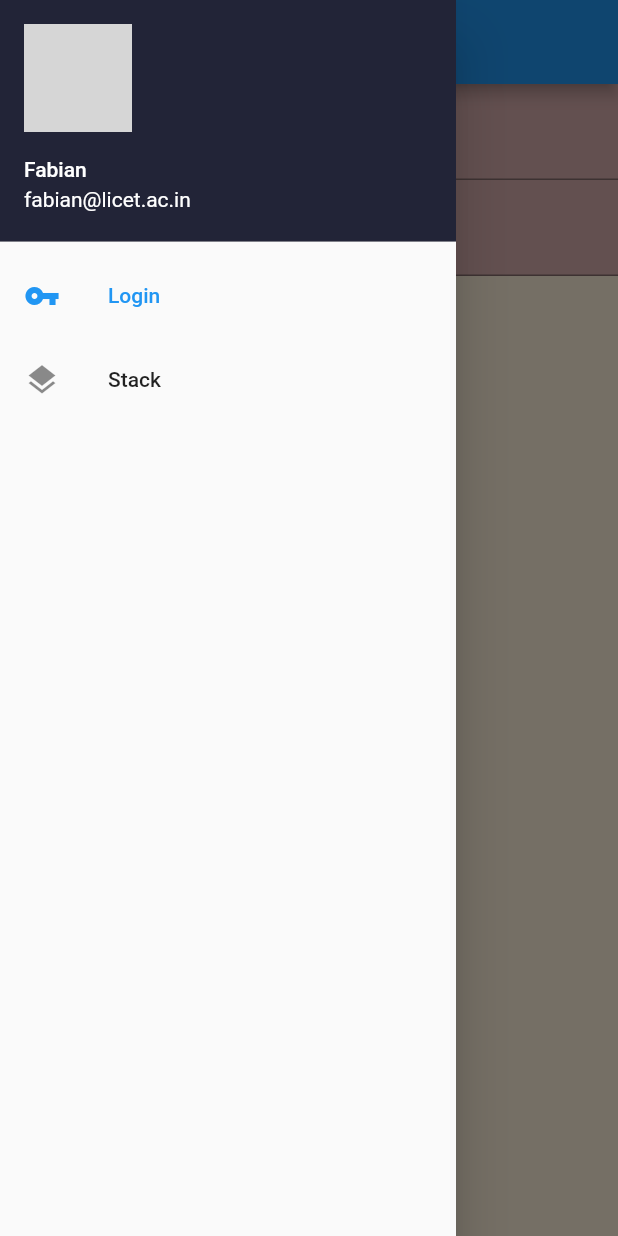
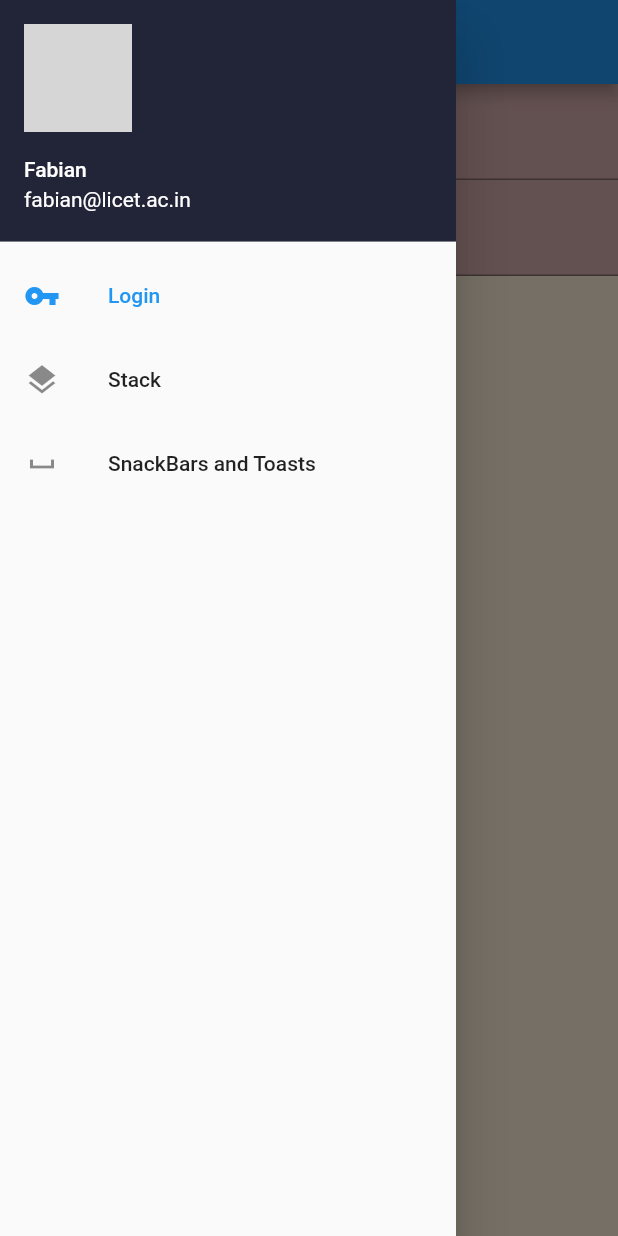
Before and after one commit to pattarai/rahulpon_flutterworkshop2020, a Flutter app: the screen it shows after launch, with the side drawer open, on a phone screen of 412 x 824 dp. Run offline on Flutter 3.47's test engine with Material 2 defaults, Android fonts, the light colour scheme and no system bars; our stand-ins replace toast; network calls fail; grey boxes are pictures that could not be loaded.

Commit message:
added snackbar and toasts

```diff
--- a/lib/drawer.dart
+++ b/lib/drawer.dart
@@ -1,4 +1,5 @@
 import 'package:flutter/material.dart';
+import 'package:stateful_widgets/snackbar_demo.dart';
 import 'main.dart';
 import 'main_bakk.dart';
 
@@ -10,13 +11,12 @@ class DrawerItem {
 }
 
 class HomeScreen extends StatefulWidget {
-  HomeScreen() {}
-
   int x = 10;
 
   var drawerItems = [
     new DrawerItem("Login", Icons.vpn_key),
     new DrawerItem("Stack", Icons.layers),
+    new DrawerItem("SnackBars and Toasts", Icons.space_bar),
   ];
 
   @override
@@ -38,6 +38,9 @@ class HomeScreenState extends State<HomeScreen> {
         break;
       case 1:
         return StackDemo();
+        break;
+      case 2:
+        return SnackbarDemo();
         break;
       default:
         return new Text("Error");
--- a/pubspec.yaml
+++ b/pubspec.yaml
@@ -28,6 +28,7 @@ dependencies:
   # The following adds the Cupertino Icons font to your application.
   # Use with the CupertinoIcons class for iOS style icons.
   cupertino_icons: ^0.1.3
+  toast: ^0.1.5
 
 dev_dependencies:
   flutter_test:
```
Also changed, not shown: lib/snackbar_demo.dart (added, +37 -0 lines), pubspec.lock.
